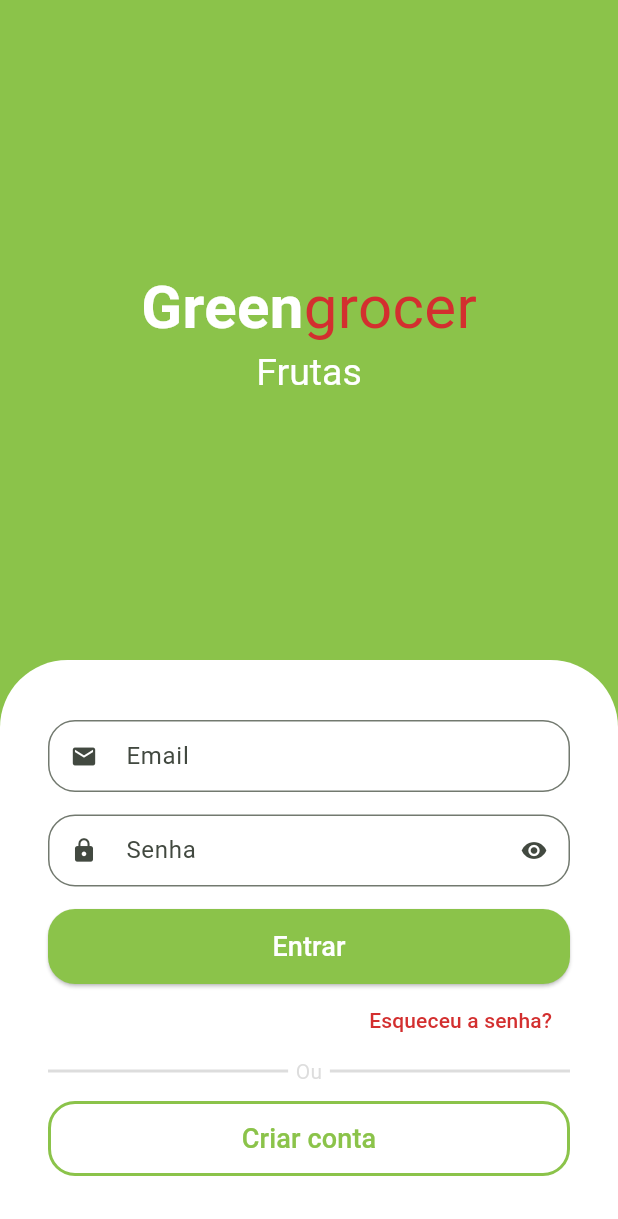
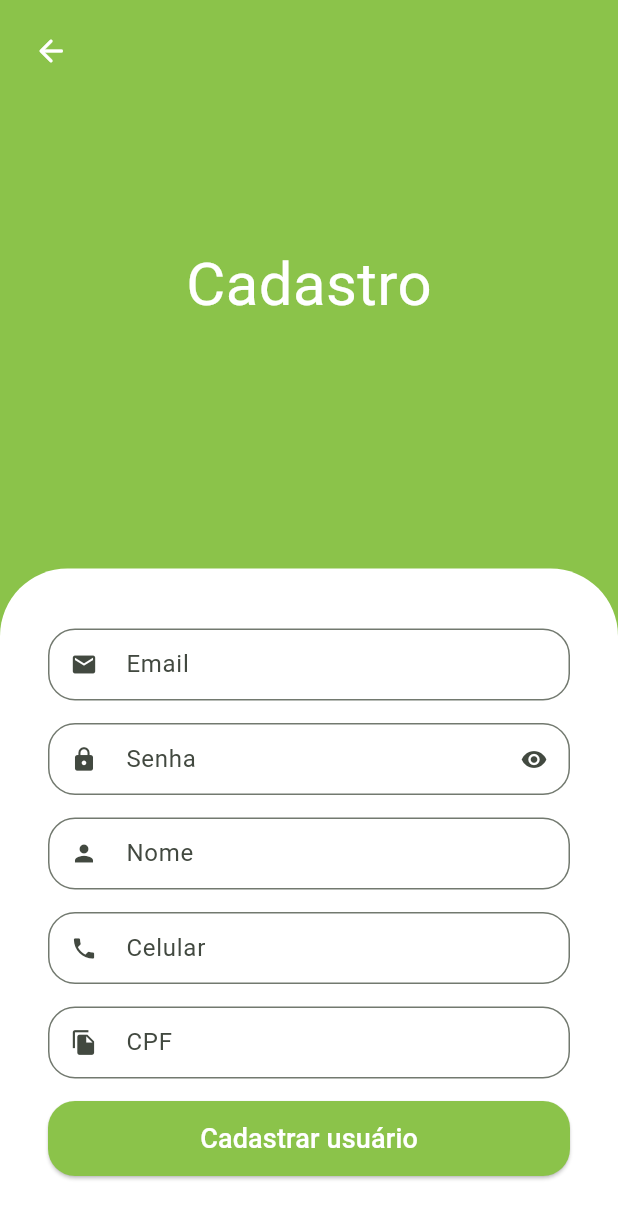
Before and after one commit to randradee/greengrocer, a Flutter app: the screen it shows after launch, after a tap on "Criar conta", on a phone screen of 412 x 824 dp. Shown: the top 1219 px of the screen. Run offline on Flutter 3.47's test engine with Material 3 defaults, Android fonts, the phone set to English and light mode, and no system bars; drawn by our look-alikes of animated_text_kit; our stand-ins replace mask_text_input_formatter.

Commit message:
tela de cadastro de usuário finalizada

```diff
--- a/lib/src/auth/components/custom_text_field.dart
+++ b/lib/src/auth/components/custom_text_field.dart
@@ -1,15 +1,18 @@
 import 'package:flutter/material.dart';
+import 'package:flutter/services.dart';
 
 class CustomTextField extends StatefulWidget {
   final String text;
   final IconData icon;
   final bool isSecret;
+  final List<TextInputFormatter>? inputFormatters;
 
   const CustomTextField(
       {super.key,
       required this.text,
       required this.icon,
-      this.isSecret = false});
+      this.isSecret = false,
+      this.inputFormatters});
 
   @override
   State<CustomTextField> createState() => _CustomTextFieldState();
@@ -29,6 +32,7 @@ class _CustomTextFieldState extends State<CustomTextField> {
     return Padding(
       padding: const EdgeInsets.only(bottom: 15),
       child: TextFormField(
+        inputFormatters: widget.inputFormatters,
         obscureText: isObscured,
         decoration: InputDecoration(
             isDense: true,
--- a/lib/src/auth/sign_in_screen.dart
+++ b/lib/src/auth/sign_in_screen.dart
@@ -2,6 +2,7 @@ import 'package:flutter/material.dart';
 import 'package:flutter/widgets.dart';
 import 'package:greengrocer/src/auth/components/custom_text_field.dart';
 import 'package:animated_text_kit/animated_text_kit.dart';
+import 'package:greengrocer/src/auth/sign_up_screen.dart';
 import 'package:greengrocer/src/config/custom_colors.dart';
 
 class SignInScreen extends StatelessWidget {
@@ -137,7 +138,12 @@ class SignInScreen extends StatelessWidget {
                     SizedBox(
                         height: 50,
                         child: OutlinedButton(
-                            onPressed: () {},
+                            onPressed: () {
+                              Navigator.of(context)
+                                  .push(MaterialPageRoute(builder: (c) {
+                                return const SignUpScreen();
+                              }));
+                            },
                             style: OutlinedButton.styleFrom(
                                 shape: RoundedRectangleBorder(
                                     borderRadius: BorderRadius.circular(18)),
--- /dev/null
+++ b/lib/src/auth/sign_up_screen.dart
@@ -0,0 +1,110 @@
+import 'package:flutter/material.dart';
+import 'package:greengrocer/src/auth/components/custom_text_field.dart';
+import 'package:greengrocer/src/config/custom_colors.dart';
+import 'package:mask_text_input_formatter/mask_text_input_formatter.dart';
+
+class SignUpScreen extends StatelessWidget {
+  const SignUpScreen({super.key});
+
+  @override
+  Widget build(BuildContext context) {
+    final size = MediaQuery.of(context).size;
+
+    final phoneFormatter = MaskTextInputFormatter(
+        mask: '(##) #####-####',
+        filter: {"#": RegExp(r'[0-9]')},
+        type: MaskAutoCompletionType.lazy);
+
+    final cpfFormatter = MaskTextInputFormatter(
+        mask: '###.###.###-##',
+        filter: {"#": RegExp(r'[0-9]')},
+        type: MaskAutoCompletionType.lazy);
+
+    return Scaffold(
+      backgroundColor: CustomColors.customSwatchColor,
+      body: SingleChildScrollView(
+        child: SizedBox(
+            width: size.width,
+            height: size.height,
+            child: Stack(
+              children: [
+                // Botão voltar
+                Positioned(
+                  top: 10,
+                  left: 10,
+                  child: SafeArea(
+                    child: IconButton(
+                        onPressed: () {
+                          Navigator.of(context).pop();
+                        },
+                        icon: const Icon(
+                            color: Colors.white, Icons.arrow_back_rounded)),
+                  ),
+                ),
+                Column(
+                  children: [
+                    // Título
+                    const Expanded(
+                        child: Align(
+                            alignment: Alignment.center,
+                            child: Text(
+                              'Cadastro',
+                              style:
+                                  TextStyle(fontSize: 40, color: Colors.white),
+                            ))),
+
+                    // Formulário
+                    Container(
+                      padding: const EdgeInsets.symmetric(
+                          horizontal: 32, vertical: 40),
+                      decoration: const BoxDecoration(
+                          color: Colors.white,
+                          borderRadius:
+                              BorderRadius.vertical(top: Radius.circular(45))),
+                      child: Column(
+                        crossAxisAlignment: CrossAxisAlignment.stretch,
+                        children: [
+                          const CustomTextField(
+                              text: 'Email', icon: Icons.email),
+                          const CustomTextField(
+                            text: 'Senha',
+                            icon: Icons.lock,
+                            isSecret: true,
+                          ),
+                          const CustomTextField(
+                              text: 'Nome', icon: Icons.person),
+                          CustomTextField(
+                              inputFormatters: [phoneFormatter],
+                              text: 'Celular',
+                              icon: Icons.phone),
+                          CustomTextField(
+                              inputFormatters: [cpfFormatter],
+                              text: 'CPF',
+                              icon: Icons.file_copy),
+                          SizedBox(
+                            height: 50,
+                            child: ElevatedButton(
+                                onPressed: () {},
+                                style: ElevatedButton.styleFrom(
+                                    backgroundColor:
+                                        CustomColors.customSwatchColor,
+                                    shape: RoundedRectangleBorder(
+                                        borderRadius:
+                                            BorderRadius.circular(18))),
+                                child: const Text(
+                                  'Cadastrar usuário',
+                                  style: TextStyle(
+                                      fontSize: 18, color: Colors.white),
+                                )),
+                          ),
+                        ],
+                      ),
+                    )
+                  ],
+                ),
+              ],
+            )),
+      ),
+    );
+  }
+}
--- a/pubspec.yaml
+++ b/pubspec.yaml
@@ -33,6 +33,7 @@ dependencies:
 
   cupertino_icons: ^1.0.6
   animated_text_kit: ^4.2.2
+  mask_text_input_formatter: ^2.9.0
 
 dev_dependencies:
   flutter_test:
```
Also changed, not shown: pubspec.lock.
